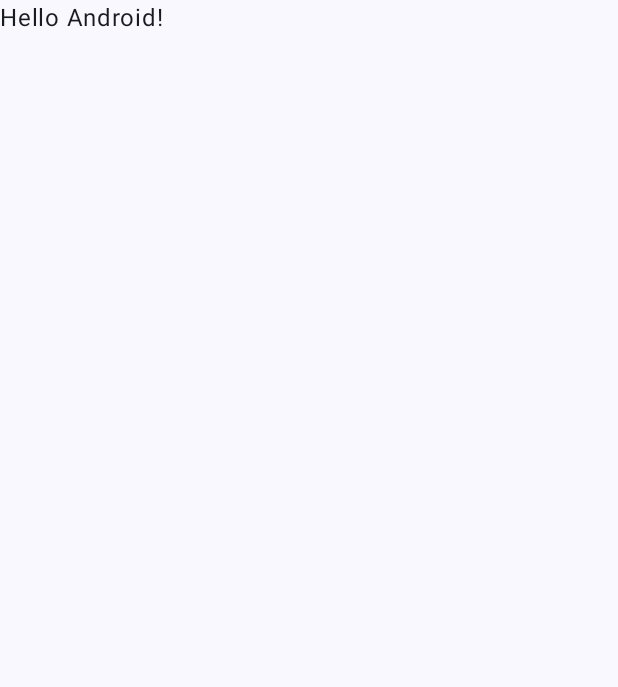
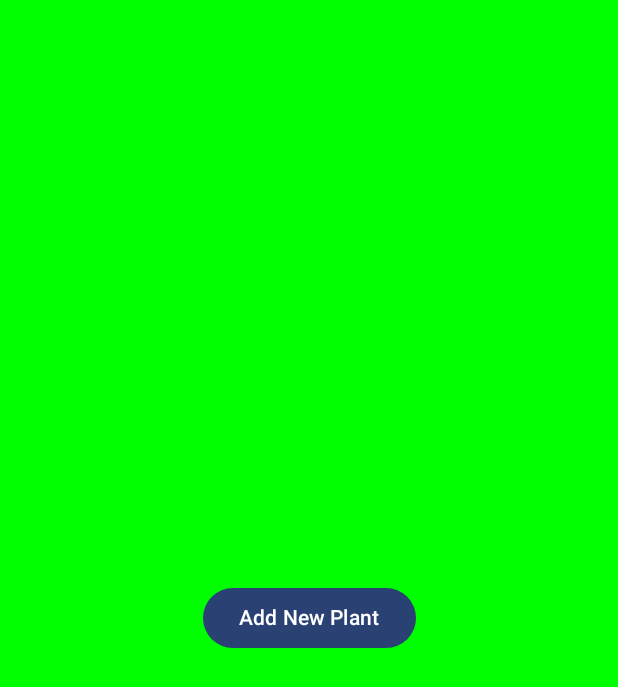
Before and after one commit to EugenI17/GreenSpace, an Android app built with Jetpack Compose: the screen it shows after launch (MainActivity), on a phone screen of 412 x 824 dp. Before the commit the part shown is almost empty. Shown: the top 687 px of the screen. Run offline under Robolectric (Android 15) with nearby library versions, the phone set to English and light mode, and no system bars.

Commit message:
added open camera button

```diff
--- a/app/src/main/AndroidManifest.xml
+++ b/app/src/main/AndroidManifest.xml
@@ -1,6 +1,8 @@
 <?xml version="1.0" encoding="utf-8"?>
 <manifest xmlns:android="http://schemas.android.com/apk/res/android"
           xmlns:tools="http://schemas.android.com/tools">
+
+    <uses-permission android:name="android.permission.CAMERA" />
 
     <application
             android:allowBackup="true"
--- a/app/src/main/java/ro/upt/greenspace/MainActivity.kt
+++ b/app/src/main/java/ro/upt/greenspace/MainActivity.kt
@@ -1,15 +1,23 @@
 package ro.upt.greenspace
 
+import android.content.Intent
 import android.os.Bundle
 import androidx.activity.ComponentActivity
 import androidx.activity.compose.setContent
+import androidx.compose.foundation.background
+import androidx.compose.foundation.layout.Box
 import androidx.compose.foundation.layout.fillMaxSize
+import androidx.compose.foundation.layout.padding
+import androidx.compose.material3.Button
 import androidx.compose.material3.MaterialTheme
 import androidx.compose.material3.Surface
 import androidx.compose.material3.Text
 import androidx.compose.runtime.Composable
+import androidx.compose.ui.Alignment
 import androidx.compose.ui.Modifier
+import androidx.compose.ui.graphics.Color
 import androidx.compose.ui.tooling.preview.Preview
+import androidx.compose.ui.unit.dp
 import ro.upt.greenspace.ui.theme.GreenSpaceTheme
 
 class MainActivity : ComponentActivity() {
@@ -19,26 +27,39 @@ class MainActivity : ComponentActivity() {
             GreenSpaceTheme {
                 // A surface container using the 'background' color from the theme
                 Surface(modifier = Modifier.fillMaxSize(), color = MaterialTheme.colorScheme.background) {
-                    Greeting("Android")
+                    GreenPage()
                 }
-
             }
         }
     }
-}
 
-@Composable
-fun Greeting(name: String, modifier: Modifier = Modifier) {
-    Text(
-        text = "Hello $name!",
-        modifier = modifier
-    )
-}
+    private fun openCamera() {
+        val intent = Intent(android.provider.MediaStore.ACTION_IMAGE_CAPTURE)
+        startActivity(intent)
+    }
 
-@Preview(showBackground = true)
-@Composable
-fun GreetingPreview() {
-    GreenSpaceTheme {
-        Greeting("Android")
+    @Composable
+    fun GreenPage() {
+        Box(
+            modifier = Modifier
+                .fillMaxSize()
+                .background(Color.Green),
+            contentAlignment = Alignment.Center
+        ) {
+            Button(
+                onClick = { openCamera() },
+                modifier = Modifier.padding(16.dp)
+            ) {
+                Text(text = "Add New Plant")
+            }
+        }
+    }
+
+    @Preview(showBackground = true)
+    @Composable
+    fun GreenPagePreview() {
+        GreenSpaceTheme {
+            GreenPage()
+        }
     }
 }
```
